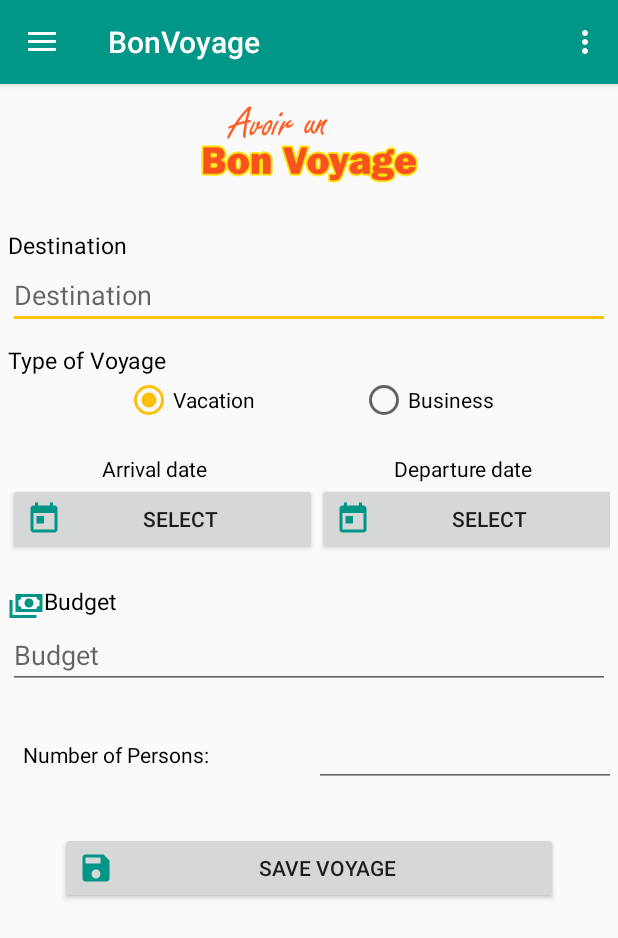
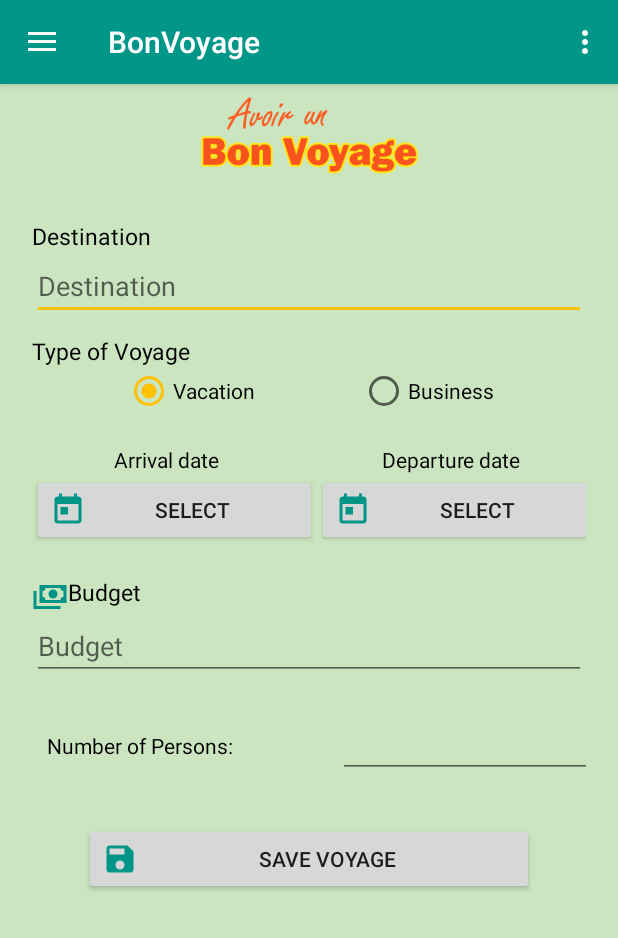
Before and after one commit to paulonova/BonVoyage, an Android app: the MenuVoyageActivity screen opened directly, with no data from a screen before it, on a phone screen of 412 x 824 dp. Shown: the top 938 px of the screen. Run offline under Robolectric (Android 15) with nearby library versions, the phone set to English and light mode, and no system bars.

Commit message:
Commit 2016/06/01 - Implementing Fragments in the MenuDrawer

```diff
--- a/app/build.gradle
+++ b/app/build.gradle
@@ -22,8 +22,8 @@ android {
 dependencies {
     compile fileTree(dir: 'libs', include: ['*.jar'])
     testCompile 'junit:junit:4.12'
-    compile 'com.android.support:appcompat-v7:23.1.1'
-    compile 'com.android.support:design:23.1.1'
-    compile 'com.android.support:support-v4:23.1.1'
+    compile 'com.android.support:appcompat-v7:23.3.0'
+    compile 'com.android.support:design:23.3.0'
+    compile 'com.android.support:support-v4:23.3.0'
     compile 'com.firebase:firebase-client-android:2.5.2'
 }
--- a/app/src/main/java/se/paulo/nackademin/examen/bonvoyage/BonVoyageInfoActivity.java
+++ b/app/src/main/java/se/paulo/nackademin/examen/bonvoyage/BonVoyageInfoActivity.java
@@ -14,7 +14,7 @@ public class BonVoyageInfoActivity extends AppCompatActivity {
         setSupportActionBar(toolbar);
 
 
-        //Connecting to MenuActivity!
+        //Connecting to MenuVoyageActivity!
         getSupportActionBar().setDisplayHomeAsUpEnabled(true);
     }
 
--- a/app/src/main/java/se/paulo/nackademin/examen/bonvoyage/LoginPage.java
+++ b/app/src/main/java/se/paulo/nackademin/examen/bonvoyage/LoginPage.java
@@ -5,7 +5,6 @@ import android.support.v7.app.AppCompatActivity;
 import android.os.Bundle;
 import android.view.View;
 import android.widget.Button;
-import android.widget.EditText;
 import android.widget.TextView;
 
 public class LoginPage extends AppCompatActivity {
@@ -24,7 +23,7 @@ public class LoginPage extends AppCompatActivity {
         confirmBtn.setOnClickListener(new View.OnClickListener() {
             @Override
             public void onClick(View v) {
-                Intent intent = new Intent(getApplicationContext(), MenuActivity.class);
+                Intent intent = new Intent(getApplicationContext(), MenuVoyageActivity.class);
                 startActivity(intent);
                 finish();
 
--- a/app/src/main/java/se/paulo/nackademin/examen/bonvoyage/MenuActivity.java
+++ b/app/src/main/java/se/paulo/nackademin/examen/bonvoyage/MenuVoyageActivity.java
@@ -1,11 +1,7 @@
 package se.paulo.nackademin.examen.bonvoyage;
 
-import android.content.Context;
 import android.content.Intent;
 import android.os.Bundle;
-import android.support.design.widget.FloatingActionButton;
-import android.support.design.widget.Snackbar;
-import android.view.View;
 import android.support.design.widget.NavigationView;
 import android.support.v4.view.GravityCompat;
 import android.support.v4.widget.DrawerLayout;
@@ -15,23 +11,31 @@ import android.support.v7.widget.Toolbar;
 import android.view.Menu;
 import android.view.MenuItem;
 import android.view.WindowManager;
-import android.view.inputmethod.InputMethodManager;
 import android.widget.Toast;
 
-public class MenuActivity extends AppCompatActivity
+public class MenuVoyageActivity extends AppCompatActivity
         implements NavigationView.OnNavigationItemSelectedListener {
+
+    NavigationView navigationView = null;
+    Toolbar toolbar = null;
+
 
     @Override
     protected void onCreate(Bundle savedInstanceState) {
         super.onCreate(savedInstanceState);
         setContentView(R.layout.activity_menu);
-        Toolbar toolbar = (Toolbar) findViewById(R.id.toolbar);
+
+        //Set Fragment initially
+        NewVoyageFragment voyageFragment = new NewVoyageFragment();
+        android.support.v4.app.FragmentTransaction fragmentTransaction = getSupportFragmentManager().beginTransaction();
+        fragmentTransaction.replace(R.id.fragment_menu_container, voyageFragment);
+        fragmentTransaction.commit();
+
+        toolbar = (Toolbar) findViewById(R.id.toolbar);
         setSupportActionBar(toolbar);
 
         //hiding the soft-keyboard
         getWindow().setSoftInputMode(WindowManager.LayoutParams.SOFT_INPUT_STATE_ALWAYS_HIDDEN);
-
-
 
         DrawerLayout drawer = (DrawerLayout) findViewById(R.id.drawer_layout);
         ActionBarDrawerToggle toggle = new ActionBarDrawerToggle(
@@ -39,7 +43,7 @@ public class MenuActivity extends AppCompatActivity
         drawer.setDrawerListener(toggle);
         toggle.syncState();
 
-        NavigationView navigationView = (NavigationView) findViewById(R.id.nav_view);
+        navigationView = (NavigationView) findViewById(R.id.nav_view);
         navigationView.setNavigationItemSelectedListener(this);
     }
 
@@ -69,7 +73,7 @@ public class MenuActivity extends AppCompatActivity
 
         switch (id){
             case R.id.action_settings:
-                Toast.makeText(MenuActivity.this, "Settings was selected!", Toast.LENGTH_SHORT).show();
+                Toast.makeText(MenuVoyageActivity.this, "Settings was selected!", Toast.LENGTH_SHORT).show();
                 break;
 
             case R.id.action_info:
@@ -90,13 +94,19 @@ public class MenuActivity extends AppCompatActivity
 
         switch (id){
             case R.id.new_register:
-
+                //Set Fragment initially
+                NewVoyageFragment voyageFragment = new NewVoyageFragment();
+                android.support.v4.app.FragmentTransaction fragmentTransaction = getSupportFragmentManager().beginTransaction();
+                fragmentTransaction.replace(R.id.fragment_menu_container, voyageFragment);
+                fragmentTransaction.commit();
                 break;
 
             case R.id.new_spending:
-                Intent intentSpending = new Intent(this, SpendingActivity.class);
-                intentSpending.addFlags(Intent.FLAG_ACTIVITY_CLEAR_TASK);
-                startActivity(intentSpending);
+                //Set Fragment initially
+                SpendingFragment spendingFragment = new SpendingFragment();
+                android.support.v4.app.FragmentTransaction fragmentSpendingTransaction = getSupportFragmentManager().beginTransaction();
+                fragmentSpendingTransaction.replace(R.id.fragment_menu_container, spendingFragment);
+                fragmentSpendingTransaction.commit();
                 break;
 
             case R.id.show_voyages:
--- /dev/null
+++ b/app/src/main/java/se/paulo/nackademin/examen/bonvoyage/NewVoyageFragment.java
@@ -0,0 +1,42 @@
+package se.paulo.nackademin.examen.bonvoyage;
+
+
+import android.os.Bundle;
+import android.support.annotation.Nullable;
+import android.support.design.widget.NavigationView;
+import android.support.v4.app.Fragment;
+import android.support.v4.widget.DrawerLayout;
+import android.support.v7.app.ActionBarDrawerToggle;
+import android.support.v7.widget.Toolbar;
+import android.view.LayoutInflater;
+import android.view.View;
+import android.view.ViewGroup;
+import android.view.WindowManager;
+
+
+/**
+ * A simple {@link Fragment} subclass.
+ */
+public class NewVoyageFragment extends Fragment {
+
+
+    public NewVoyageFragment() {
+        // Required empty public constructor
+    }
+
+
+    @Override
+    public void onCreate(@Nullable Bundle savedInstanceState) {
+        super.onCreate(savedInstanceState);
+
+
+    }
+
+    @Override
+    public View onCreateView(LayoutInflater inflater, ViewGroup container,
+                             Bundle savedInstanceState) {
+        // Inflate the layout for this fragment
+        return inflater.inflate(R.layout.fragment_new_voyage, container, false);
+    }
+
+}
--- a/app/src/main/java/se/paulo/nackademin/examen/bonvoyage/SpendingActivity.java
+++ b/app/src/main/java/se/paulo/nackademin/examen/bonvoyage/SpendingActivity.java
@@ -28,7 +28,7 @@ public class SpendingActivity extends AppCompatActivity implements AdapterView.O
         setSupportActionBar(toolbar);
 
         categories = (Spinner)findViewById(R.id.spinner_category);
-        categories.setPrompt("Select a category");
+        //categories.setPrompt("Select a category");
         categories.setOnItemSelectedListener(this);
 
 
@@ -39,7 +39,7 @@ public class SpendingActivity extends AppCompatActivity implements AdapterView.O
         categorieList.add("Accommodation");
         categorieList.add("Others");
 
-        ArrayAdapter<String> spinnAdapter = new ArrayAdapter<String>(this, android.R.layout.simple_spinner_item, categorieList);
+        ArrayAdapter<String> spinnAdapter = new ArrayAdapter<>(this, android.R.layout.simple_spinner_item, categorieList);
         spinnAdapter.setDropDownViewResource(android.R.layout.simple_spinner_dropdown_item);
         categories.setAdapter(spinnAdapter);
 
--- /dev/null
+++ b/app/src/main/java/se/paulo/nackademin/examen/bonvoyage/SpendingFragment.java
@@ -0,0 +1,29 @@
+package se.paulo.nackademin.examen.bonvoyage;
+
+
+import android.os.Bundle;
+import android.support.v4.app.Fragment;
+import android.view.LayoutInflater;
+import android.view.View;
+import android.view.ViewGroup;
+
+
+/**
+ * A simple {@link Fragment} subclass.
+ */
+public class SpendingFragment extends Fragment {
+
+
+    public SpendingFragment() {
+        // Required empty public constructor
+    }
+
+
+    @Override
+    public View onCreateView(LayoutInflater inflater, ViewGroup container,
+                             Bundle savedInstanceState) {
+        // Inflate the layout for this fragment
+        return inflater.inflate(R.layout.fragment_spending, container, false);
+    }
+
+}
--- a/app/src/main/res/layout/activity_spending.xml
+++ b/app/src/main/res/layout/activity_spending.xml
@@ -21,7 +21,6 @@
 
     </android.support.design.widget.AppBarLayout>
 
-    <include layout="@layout/content_spending" />
 
 
 </android.support.design.widget.CoordinatorLayout>
--- a/app/src/main/res/layout/app_bar_menu.xml
+++ b/app/src/main/res/layout/app_bar_menu.xml
@@ -5,7 +5,7 @@
     android:layout_width="match_parent"
     android:layout_height="match_parent"
     android:fitsSystemWindows="true"
-    tools:context="se.paulo.nackademin.examen.bonvoyage.MenuActivity">
+    tools:context=".MenuVoyageActivity">
 
     <android.support.design.widget.AppBarLayout
         android:layout_width="match_parent"
@@ -21,7 +21,13 @@
 
     </android.support.design.widget.AppBarLayout>
 
-    <include layout="@layout/content_menu" />
+    <FrameLayout
+        android:id="@+id/fragment_menu_container"
+        android:layout_width="match_parent"
+        android:layout_height="match_parent"
+        android:scrollbars="vertical">
+
+    </FrameLayout>
 
 
 
--- a/app/src/main/res/layout/content_menu.xml
+++ /dev/null
@@ -1,166 +0,0 @@
-<?xml version="1.0" encoding="utf-8"?>
-
-
-    <ScrollView xmlns:android="http://schemas.android.com/apk/res/android"
-        xmlns:app="http://schemas.android.com/apk/res-auto"
-        xmlns:tools="http://schemas.android.com/tools"
-        android:layout_width="match_parent"
-        android:layout_height="match_parent"
-        app:layout_behavior="@string/appbar_scrolling_view_behavior"
-        tools:context="se.paulo.nackademin.examen.bonvoyage.MenuActivity"
-        tools:showIn="@layout/app_bar_menu">
-
-        <TableLayout xmlns:android="http://schemas.android.com/apk/res/android"
-            android:id="@+id/tableNewTrip"
-            android:layout_width="match_parent"
-            android:layout_height="wrap_content"
-            android:stretchColumns="0,1,2">
-
-
-
-            <ImageView
-                android:layout_width="157dp"
-                android:layout_height="61dp"
-                android:layout_gravity="center"
-                android:layout_marginTop="10dp"
-                android:src="@drawable/logo_text" />
-
-            <TextView
-                android:layout_marginLeft="5dp"
-                android:layout_marginTop="25dp"
-                android:text="@string/text_destination"
-                android:textColor="#fe000000"
-                android:textSize="15dp" />
-
-            <EditText
-                android:id="@+id/destination"
-                android:layout_marginLeft="5dp"
-                android:layout_marginRight="5dp"
-                android:hint="@string/text_destination"
-                android:inputType="text" />
-
-            <TextView
-                android:layout_marginLeft="5dp"
-                android:layout_marginTop="10dp"
-                android:text="@string/type_trip"
-                android:textColor="#fe000000"
-                android:textSize="15sp" />
-
-
-            <TableRow
-                android:layout_marginBottom="20dp"
-                android:layout_marginLeft="5dp">
-
-                <RadioGroup
-                    android:id="@+id/typeTrip"
-                    android:layout_gravity="center"
-                    android:orientation="horizontal">
-
-                    <RadioButton
-                        android:id="@+id/vacationBtn"
-                        android:layout_width="wrap_content"
-                        android:layout_height="wrap_content"
-                        android:checked="true"
-                        android:text="@string/vacation"
-                        android:textColor="#fe000000" />
-
-                    <RadioButton
-                        android:id="@+id/businessBtn"
-                        android:layout_width="wrap_content"
-                        android:layout_height="wrap_content"
-                        android:layout_marginLeft="70dp"
-                        android:layout_marginRight="10dp"
-                        android:text="@string/business"
-                        android:textColor="#fe000000" />
-                </RadioGroup>
-
-            </TableRow>
-
-            <TableLayout xmlns:android="http://schemas.android.com/apk/res/android"
-                android:id="@+id/tableNewTrip2"
-                android:layout_width="match_parent"
-                android:layout_height="wrap_content"
-                android:stretchColumns="0,1,2">
-
-                <TableRow>
-
-                    <TextView
-                        android:layout_gravity="center"
-                        android:text="@string/arrival_date"
-                        android:textColor="#fe000000" />
-
-                    <TextView
-                        android:layout_gravity="center"
-                        android:text="@string/exit_date"
-                        android:textColor="#fe000000" />
-                </TableRow>
-
-                <TableRow
-                    android:layout_marginBottom="20dp"
-                    android:layout_marginLeft="5dp"
-                    android:layout_marginRight="5dp">
-
-                    <Button
-                        android:id="@+id/arrivalBtn"
-                        android:drawableLeft="@drawable/ic_calendar_24dp"
-                        android:onClick="showDatePickerDialog"
-                        android:text="@string/select" />
-
-                    <Button
-                        android:id="@+id/exitBtn"
-                        android:drawableLeft="@drawable/ic_calendar_24dp"
-                        android:onClick="showDatePickerDialog"
-                        android:text="@string/select" />
-                </TableRow>
-            </TableLayout>
-
-            <TextView
-                android:layout_marginLeft="5dp"
-                android:drawableLeft="@drawable/cash_multiple"
-                android:text="@string/text_budget"
-                android:textColor="#fe000000"
-                android:textSize="15sp" />
-
-            <EditText
-                android:id="@+id/budget"
-                android:layout_marginBottom="20dp"
-                android:layout_marginLeft="5dp"
-                android:layout_marginRight="5dp"
-                android:hint="@string/text_budget"
-                android:inputType="numberDecimal" />
-
-            <TableLayout xmlns:android="http://schemas.android.com/apk/res/android"
-                android:id="@+id/tableNewTrip3"
-                android:layout_width="match_parent"
-                android:layout_height="wrap_content"
-                android:stretchColumns="1">
-
-                <TableRow
-                    android:layout_marginBottom="30dp"
-                    android:layout_marginLeft="15dp"
-                    android:layout_marginRight="5dp">
-
-                    <TextView
-                        android:layout_marginRight="70dp"
-                        android:text="@string/number_of_people"
-                        android:textColor="#fe000000" />
-
-                    <EditText
-                        android:id="@+id/number_people"
-                        android:layout_marginRight="10dp"
-                        android:inputType="numberDecimal" />
-                </TableRow>
-            </TableLayout>
-
-            <Button
-                android:id="@+id/save_trip"
-                android:layout_marginLeft="40dp"
-                android:layout_marginRight="40dp"
-                android:drawableLeft="@drawable/ic_save_24dp"
-                android:onClick="saveTrip"
-                android:text="@string/save_voyage" />
-
-
-        </TableLayout>
-
-    </ScrollView>
--- /dev/null
+++ b/app/src/main/res/layout/fragment_new_voyage.xml
@@ -0,0 +1,167 @@
+<?xml version="1.0" encoding="utf-8"?>
+
+<ScrollView xmlns:android="http://schemas.android.com/apk/res/android"
+    xmlns:tools="http://schemas.android.com/tools"
+    android:layout_width="match_parent"
+    android:layout_height="match_parent"
+    android:layout_marginTop="50dp"
+    android:paddingBottom="@dimen/activity_vertical_margin"
+    android:background="#cbe5c0"
+    tools:context=".MenuVoyageActivity">
+
+    <TableLayout xmlns:android="http://schemas.android.com/apk/res/android"
+        android:id="@+id/tableNewTrip"
+        android:layout_width="match_parent"
+        android:layout_height="wrap_content"
+        android:layout_marginLeft="@dimen/activity_vertical_margin"
+        android:layout_marginRight="@dimen/activity_vertical_margin"
+        android:stretchColumns="0,1,2">
+
+
+
+        <ImageView
+            android:layout_width="157dp"
+            android:layout_height="61dp"
+            android:layout_gravity="center"
+            android:layout_marginTop="10dp"
+            android:src="@drawable/logo_text" />
+
+        <TextView
+            android:layout_marginLeft="5dp"
+            android:layout_marginTop="25dp"
+            android:text="@string/text_destination"
+            android:textColor="#fe000000"
+            android:textSize="15dp" />
+
+        <EditText
+            android:id="@+id/destination"
+            android:layout_marginLeft="5dp"
+            android:layout_marginRight="5dp"
+            android:hint="@string/text_destination"
+            android:inputType="text" />
+
+        <TextView
+            android:layout_marginLeft="5dp"
+            android:layout_marginTop="10dp"
+            android:text="@string/type_trip"
+            android:textColor="#fe000000"
+            android:textSize="15sp" />
+
+
+        <TableRow
+            android:layout_marginBottom="20dp"
+            android:layout_marginLeft="5dp">
+
+            <RadioGroup
+                android:id="@+id/typeTrip"
+                android:layout_gravity="center"
+                android:orientation="horizontal">
+
+                <RadioButton
+                    android:id="@+id/vacationBtn"
+                    android:layout_width="wrap_content"
+                    android:layout_height="wrap_content"
+                    android:checked="true"
+                    android:text="@string/vacation"
+                    android:textColor="#fe000000" />
+
+                <RadioButton
+                    android:id="@+id/businessBtn"
+                    android:layout_width="wrap_content"
+                    android:layout_height="wrap_content"
+                    android:layout_marginLeft="70dp"
+                    android:layout_marginRight="10dp"
+                    android:text="@string/business"
+                    android:textColor="#fe000000" />
+            </RadioGroup>
+
+        </TableRow>
+
+        <TableLayout xmlns:android="http://schemas.android.com/apk/res/android"
+            android:id="@+id/tableNewTrip2"
+            android:layout_width="match_parent"
+            android:layout_height="wrap_content"
+            android:stretchColumns="0,1,2">
+
+            <TableRow>
+
+                <TextView
+                    android:layout_gravity="center"
+                    android:text="@string/arrival_date"
+                    android:textColor="#fe000000" />
+
+                <TextView
+                    android:layout_gravity="center"
+                    android:text="@string/exit_date"
+                    android:textColor="#fe000000" />
+            </TableRow>
+
+            <TableRow
+                android:layout_marginBottom="20dp"
+                android:layout_marginLeft="5dp"
+                android:layout_marginRight="5dp">
+
+                <Button
+                    android:id="@+id/arrivalBtn"
+                    android:drawableLeft="@drawable/ic_calendar_24dp"
+                    android:onClick="showDatePickerDialog"
+                    android:text="@string/select" />
+
+                <Button
+                    android:id="@+id/exitBtn"
+                    android:drawableLeft="@drawable/ic_calendar_24dp"
+                    android:onClick="showDatePickerDialog"
+                    android:text="@string/select" />
+            </TableRow>
+        </TableLayout>
+
+        <TextView
+            android:layout_marginLeft="5dp"
+            android:drawableLeft="@drawable/cash_multiple"
+            android:text="@string/text_budget"
+            android:textColor="#fe000000"
+            android:textSize="15sp" />
+
+        <EditText
+            android:id="@+id/budget"
+            android:layout_marginBottom="20dp"
+            android:layout_marginLeft="5dp"
+            android:layout_marginRight="5dp"
+            android:hint="@string/text_budget"
+            android:inputType="numberDecimal" />
+
+        <TableLayout xmlns:android="http://schemas.android.com/apk/res/android"
+            android:id="@+id/tableNewTrip3"
+            android:layout_width="match_parent"
+            android:layout_height="wrap_content"
+            android:stretchColumns="1">
+
+            <TableRow
+                android:layout_marginBottom="30dp"
+                android:layout_marginLeft="15dp"
+                android:layout_marginRight="5dp">
+
+                <TextView
+                    android:layout_marginRight="70dp"
+                    android:text="@string/number_of_people"
+                    android:textColor="#fe000000" />
+
+                <EditText
+                    android:id="@+id/number_people"
+                    android:layout_marginRight="10dp"
+                    android:inputType="numberDecimal" />
+            </TableRow>
+        </TableLayout>
+
+        <Button
+            android:id="@+id/save_trip"
+            android:layout_marginLeft="40dp"
+            android:layout_marginRight="40dp"
+            android:drawableLeft="@drawable/ic_save_24dp"
+            android:onClick="saveTrip"
+            android:text="@string/save_voyage" />
+
+
+    </TableLayout>
+
+</ScrollView>
--- a/app/src/main/res/layout/content_spending.xml
+++ b/app/src/main/res/layout/fragment_spending.xml
@@ -7,10 +7,10 @@
     android:paddingBottom="@dimen/activity_vertical_margin"
     android:paddingLeft="@dimen/activity_horizontal_margin"
     android:paddingRight="@dimen/activity_horizontal_margin"
-    android:paddingTop="@dimen/activity_vertical_margin"
+    android:layout_marginTop="50dp"
+    android:background="#cbe5c0"
     app:layout_behavior="@string/appbar_scrolling_view_behavior"
-    tools:context="se.paulo.nackademin.examen.bonvoyage.SpendingActivity"
-    tools:showIn="@layout/activity_spending">
+    tools:context="se.paulo.nackademin.examen.bonvoyage.SpendingActivity">
 
 
     <LinearLayout
@@ -31,15 +31,14 @@
             android:layout_width="wrap_content"
             android:layout_height="wrap_content"
             android:text="@string/select_spinner"
-            android:drawableLeft="@drawable/ic_playlist_add_black_24dp"
             android:textSize="18sp"
             android:layout_marginTop="20dp"/>
 
         <Spinner
             android:id="@+id/spinner_category"
-            android:layout_width="wrap_content"
+            android:layout_width="match_parent"
             android:layout_height="wrap_content"
-            android:spinnerMode="dialog"/>
+            android:spinnerMode="dropdown"/>
 
         <TextView
             android:id="@+id/destination"
--- a/app/src/main/res/values/strings.xml
+++ b/app/src/main/res/values/strings.xml
@@ -155,5 +155,8 @@
     <string name="spending">Spending</string>
     <string name="select_spinner">Select a category</string>
 
+    <!-- TODO: Remove or change this placeholder text -->
+    <string name="hello_blank_fragment">Hello blank fragment</string>
+
 
 </resources>
--- a/build.gradle
+++ b/build.gradle
@@ -5,7 +5,7 @@ buildscript {
         jcenter()
     }
     dependencies {
-        classpath 'com.android.tools.build:gradle:2.0.0'
+        classpath 'com.android.tools.build:gradle:2.1.0'
 
         // NOTE: Do not place your application dependencies here; they belong
         // in the individual module build.gradle files
```
Also changed, not shown: app/src/main/AndroidManifest.xml (+4 -4 lines).
